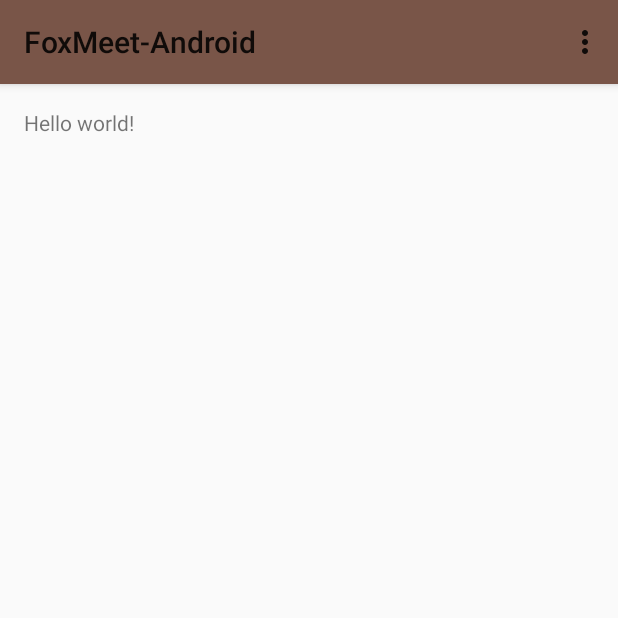
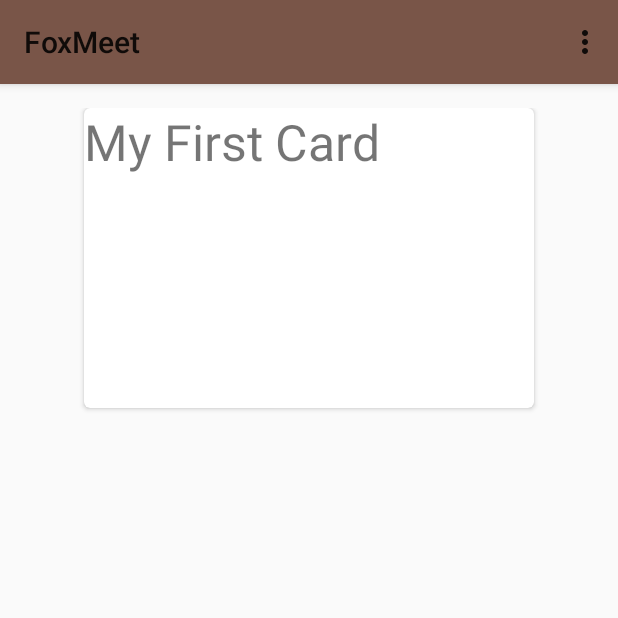
Before and after one commit to Stuart4/FoxMeet-Android, an Android app: the screen it shows after launch (MainActivity), on a phone screen of 412 x 824 dp, the top half of it. Run offline under Robolectric (Android 15) with nearby library versions, the phone set to English and light mode, and no system bars.

Commit message:
adds cards

```diff
--- a/app/build.gradle
+++ b/app/build.gradle
@@ -20,5 +20,7 @@ android {
 }
 
 dependencies {
-    compile fileTree(dir: 'libs', include: ['*.jar'])
+    compile fileTree(include: ['*.jar'], dir: 'libs')
+    compile 'com.android.support:cardview-v7:21.0.3'
+    compile 'com.android.support:recyclerview-v7:21.0.3'
 }
--- a/app/src/main/res/layout/activity_main.xml
+++ b/app/src/main/res/layout/activity_main.xml
@@ -1,16 +1,29 @@
-<RelativeLayout xmlns:android="http://schemas.android.com/apk/res/android"
+<LinearLayout xmlns:android="http://schemas.android.com/apk/res/android"
                 xmlns:tools="http://schemas.android.com/tools"
-                android:layout_width="match_parent"
-                android:layout_height="match_parent"
+                android:orientation="vertical"
+                android:layout_width="fill_parent"
+                android:layout_height="fill_parent"
                 android:paddingLeft="@dimen/activity_horizontal_margin"
                 android:paddingRight="@dimen/activity_horizontal_margin"
                 android:paddingTop="@dimen/activity_vertical_margin"
                 android:paddingBottom="@dimen/activity_vertical_margin"
                 tools:context=".MainActivity">
 
-	<TextView
-			android:text="@string/hello_world"
-			android:layout_width="wrap_content"
-			android:layout_height="wrap_content"/>
+	<android.support.v7.widget.CardView
+			xmlns:card_view="http://schemas.android.com/apk/res-auto"
+			android:id="@+id/card_view"
+			android:layout_gravity="center"
+			android:elevation="20dp"
+			android:layout_width="300dp"
+			android:layout_height="200dp"
+			card_view:cardCornerRadius="4dp">
 
-</RelativeLayout>
+		<TextView
+				android:id="@+id/info_text"
+				android:layout_width="match_parent"
+				android:textSize="33dp"
+				android:elevation="20dp"
+				android:layout_height="match_parent" android:text="My First Card"/>
+	</android.support.v7.widget.CardView>
+
+</LinearLayout>
--- a/app/src/main/res/values/strings.xml
+++ b/app/src/main/res/values/strings.xml
@@ -1,8 +1,7 @@
 <?xml version="1.0" encoding="utf-8"?>
 <resources>
 
-    <string name="app_name">FoxMeet-Android</string>
-    <string name="hello_world">Hello world!</string>
+    <string name="app_name">FoxMeet</string>
     <string name="action_settings">Settings</string>
 
 </resources>
```
Also changed, not shown: 1 other file.
